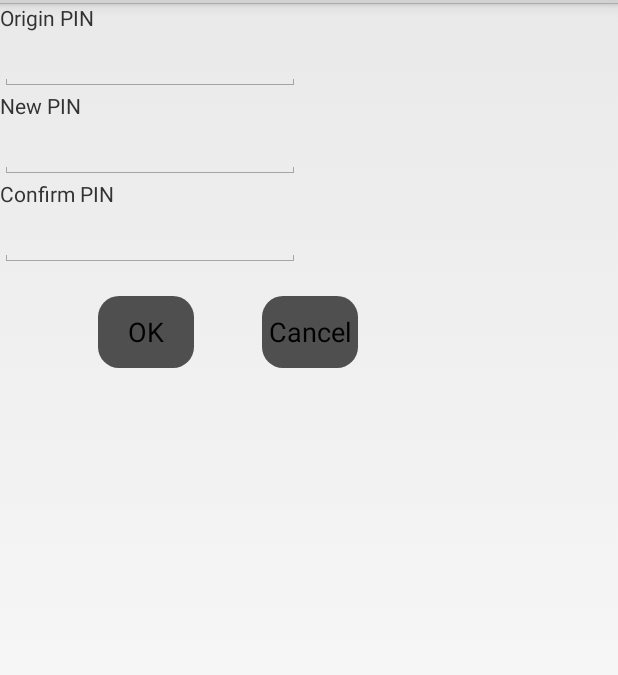
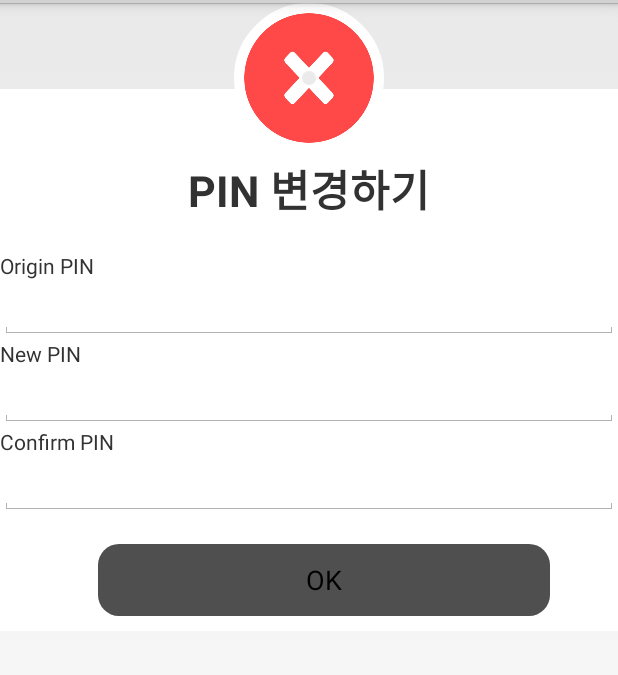
Before and after one commit to stella-ki/FIDOReader, an Android app: the layout changepin_popup.xml on its own in the app's theme, with its tools: preview values and no code run, on a phone screen of 412 x 824 dp, the part 69-744 px from its top. Run offline under Robolectric (Android 15) with nearby library versions, the phone set to English and light mode, and no system bars.

Commit message:
ChangePIN도 New PIN처럼 Layout 변경

```diff
--- a/app/src/main/java/com/challenge/fidoreader/fagment/ReaderButtonFragment.java
+++ b/app/src/main/java/com/challenge/fidoreader/fagment/ReaderButtonFragment.java
@@ -113,7 +113,7 @@ public class ReaderButtonFragment extends Fragment {
                     pinFragment = new SetNewPINFragment(mainActivity);
                 }
                 else if(clientpinbtn.getText().toString().equals("Change PIN")) {
-                    pinFragment = new ChangePINFragment(mainActivity, view);
+                    pinFragment = new ChangePINFragment(mainActivity);
                 }
 
                 pinFragment.show(getFragmentManager(), "dialog");
--- a/app/src/main/res/layout/changepin_popup.xml
+++ b/app/src/main/res/layout/changepin_popup.xml
@@ -1,10 +1,27 @@
-<?xml version="1.0" encoding="utf-8"?>
-<LinearLayout xmlns:android="http://schemas.android.com/apk/res/android"
-    xmlns:tools="http://schemas.android.com/tools"
+<RelativeLayout xmlns:android="http://schemas.android.com/apk/res/android"
     android:layout_width="fill_parent"
     android:layout_height="fill_parent"
-    android:orientation="vertical"
-    tools:context=".fagment.ReaderButtonFragment">
+    android:background="@android:color/transparent" >
+
+    <LinearLayout
+        android:id="@+id/linearLayout1"
+        android:layout_width="match_parent"
+        android:layout_height="wrap_content"
+        android:layout_alignParentTop="true"
+        android:layout_centerHorizontal="true"
+        android:layout_marginTop="57dp"
+        android:background="@color/white"
+        android:orientation="vertical" >
+
+        <TextView
+            android:layout_width="wrap_content"
+            android:layout_height="wrap_content"
+            android:textStyle="bold"
+            android:textSize="13pt"
+            android:layout_marginTop="45dp"
+            android:layout_marginBottom="20dp"
+            android:layout_gravity="center"
+            android:text="PIN 변경하기"/>
 
         <TextView
             android:id="@+id/beforePINView"
@@ -14,7 +31,7 @@
 
         <EditText
             android:id="@+id/beforePINEditText"
-        android:layout_width="200dip"
+            android:layout_width="match_parent"
             android:layout_height="wrap_content"
             android:inputType="textPassword"/>
 
@@ -26,7 +43,7 @@
 
         <EditText
             android:id="@+id/newPINEditText"
-        android:layout_width="200dip"
+            android:layout_width="match_parent"
             android:layout_height="wrap_content"
             android:inputType="textPassword"/>
 
@@ -38,7 +55,7 @@
 
         <EditText
             android:id="@+id/confrimPINEditText"
-        android:layout_width="200dip"
+            android:layout_width="match_parent"
             android:layout_height="wrap_content"
             android:inputType="textPassword"/>
 
@@ -47,27 +64,24 @@
             android:layout_width="wrap_content"
             android:layout_height="wrap_content"/>
 
-    <LinearLayout
-        android:layout_width="wrap_content"
-        android:layout_height="wrap_content">
         <Button
             android:id="@+id/OKBtn"
-            android:layout_width="wrap_content"
+            android:layout_width="match_parent"
             android:layout_height="wrap_content"
             android:layout_marginLeft="65dp"
             android:layout_marginRight="45dp"
             android:layout_marginBottom="10dp"
             android:background="@drawable/buttonshape"
             android:text="OK" />
-
-        <Button
-            android:id="@+id/CancelBtn"
-            android:layout_width="wrap_content"
-            android:layout_height="wrap_content"
-            android:layout_marginBottom="10dp"
-            android:background="@drawable/buttonshape"
-            android:text="Cancel" />
     </LinearLayout>
 
+    <ImageView
+        android:id="@+id/CancelBtn"
+        android:layout_width="100dp"
+        android:layout_height="100dp"
+        android:layout_alignParentTop="true"
+        android:layout_centerHorizontal="true"
+        android:background="@drawable/closebuttonshare"
+        android:src="@drawable/close_button" />
 
-</LinearLayout>
+</RelativeLayout>
--- a/app/src/main/res/layout/setnewpin_popup.xml
+++ b/app/src/main/res/layout/setnewpin_popup.xml
@@ -6,7 +6,7 @@
     <LinearLayout
         android:id="@+id/linearLayout1"
         android:layout_width="match_parent"
-        android:layout_height="320dp"
+        android:layout_height="wrap_content"
         android:layout_alignParentTop="true"
         android:layout_centerHorizontal="true"
         android:layout_marginTop="57dp"
```
Also changed, not shown: app/src/main/java/com/challenge/fidoreader/fagment/ChangePINFragment.java (+45 -50 lines). Lines whose indentation alone changed are shown as unchanged.
